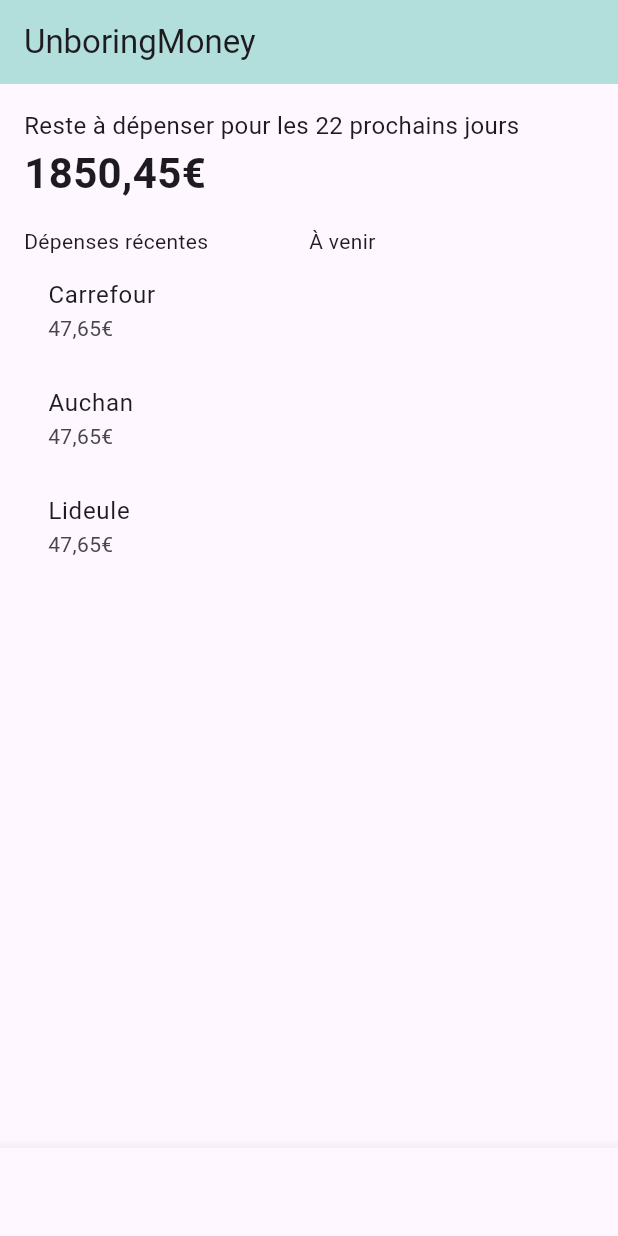
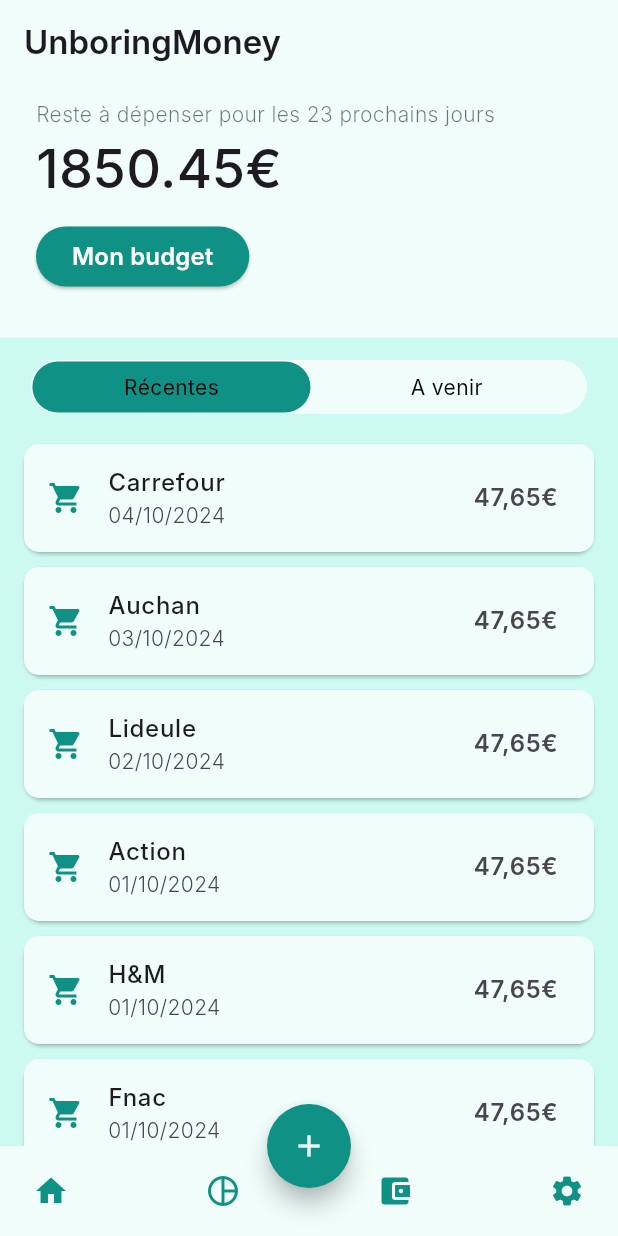
Before and after one commit to UnboringCompany/unboring_money, a Flutter app: the screen it shows after launch, on a phone screen of 412 x 824 dp. Run offline on Flutter 3.47's test engine with Material 3 defaults, Android fonts, the light colour scheme and no system bars; Roboto replaces fonts that are missing (Inter).

Commit message:
Refactor widget files and add new widgets
- Refactor the `FloatingAdd` widget to fix the button color and add a circle border.
- Create the `TransactionItem` widget to display transaction details in a card.
- Implement the `UnboringNavBar` widget for the bottom app bar navigation.
- Add the `TransactionList` widget to display a list of transactions with a toggle button for filtering.
- Create the `ToggleButton` widget for toggling between recent and upcoming transactions.

```diff
--- a/lib/main.dart
+++ b/lib/main.dart
@@ -1,126 +1,125 @@
 import 'package:flutter/material.dart';
-
 import 'add_depense.dart';
+import 'package:unboring_money/widgets/floating_add.dart';
+import 'package:unboring_money/widgets/navbar.dart';
+import 'package:unboring_money/widgets/transaction_list.dart';
 
 void main() {
-  runApp(UnboringMoneyApp());
+  runApp(const UnboringMoneyApp());
 }
 
 class UnboringMoneyApp extends StatelessWidget {
+  const UnboringMoneyApp({super.key});
+
   @override
   Widget build(BuildContext context) {
     return MaterialApp(
       title: 'UnboringMoney',
+      home: HomePage(),
       theme: ThemeData(
-        primarySwatch: Colors.teal,
+        primaryColor: const Color(0xFF109186),
+        fontFamily: 'Inter',
       ),
-      home: HomePage(), // Page principale
+      debugShowCheckedModeBanner: false,
     );
   }
 }
 
-// Page principale
 class HomePage extends StatefulWidget {
+  final double budgetRestant = 1850.45;
+
+  final List<Map<String, String>> transactions = [
+    {'name': 'Carrefour', 'date': '04/10/2024', 'amount': '47,65€'},
+    {'name': 'Auchan', 'date': '03/10/2024', 'amount': '47,65€'},
+    {'name': 'Lideule', 'date': '02/10/2024', 'amount': '47,65€'},
+    {'name': 'Action', 'date': '01/10/2024', 'amount': '47,65€'},
+    {'name': 'H&M', 'date': '01/10/2024', 'amount': '47,65€'},
+    {'name': 'Fnac', 'date': '01/10/2024', 'amount': '47,65€'},
+  ];
+
+  final List<Map<String, String>> upcommingTransactions = [
+    {'name': 'EDF', 'date': '15/10/2024', 'amount': '47,65€'},
+    {'name': 'Loyer', 'date': '15/10/2024', 'amount': '47,65€'},
+  ];
+
+  HomePage({super.key});
+
   @override
   _HomePageState createState() => _HomePageState();
+
 }
 
 class _HomePageState extends State<HomePage> {
-  int _selectedIndex = 0;
 
-  // Liste des widgets pour chaque écran de la barre de navigation
-  final List<Widget> _pages = [
-    MainScreen(),  // Ecran principal
-    Center(child: Text('Statistiques')), // Placeholder pour la section "Statistiques"
-    Center(child: Text('Compte')),       // Placeholder pour une autre section
-    Center(child: Text('Paramètres')),   // Placeholder pour les paramètres
-  ];
+  @override
+  Widget build(BuildContext context) {
+    return Scaffold(
+      backgroundColor: const Color(0xFFF0FDFA),
+      appBar: AppBar(
+      scrolledUnderElevation: 0.0,
+      title: const Text('UnboringMoney', style: TextStyle(fontWeight: FontWeight.w600)),
+      backgroundColor: const Color(0xFFF0FDFA),
+      elevation: 0,
+      ),
+      body: Column(
+        children: [
+          BudgetSection(budgetRestant: widget.budgetRestant),
+          const SizedBox(height: 20),
+          TransactionList(transactions: widget.transactions, upcomingTransactions: widget.upcommingTransactions),
+        ],
+      ),
+      floatingActionButton: FloatingAdd(
+        onPressed: () {},
+      ),
+      floatingActionButtonLocation: FloatingActionButtonLocation.centerDocked,
+      bottomNavigationBar: const UnboringNavBar(),
+    );
+  }
+}
 
-  void _onItemTapped(int index) {
-    if (index == 2) {
-      // Lorsqu'on clique sur le bouton Plus, on navigue vers la page d'ajout d'une dépense
-      Navigator.push(
-        context,
-        MaterialPageRoute(builder: (context) => AddExpensePage()),
-      );
-    } else {
-      // Sinon, on change simplement l'index de la page
-      setState(() {
-        _selectedIndex = index;
-      });
-    }
+// Section du budget
+class BudgetSection extends StatelessWidget {
+  final double budgetRestant;
+
+  const BudgetSection({super.key, required this.budgetRestant});
+
+  String get daysLeft {
+    final now = DateTime.now();
+    final endOfMonth = DateTime(now.year, now.month + 1, 0);
+    final daysLeft = endOfMonth.day - now.day;
+    return daysLeft.toString();
   }
 
   @override
   Widget build(BuildContext context) {
-    return Scaffold(
-      backgroundColor: Colors.teal[50],
-      body: _pages[_selectedIndex],
-      bottomNavigationBar: BottomNavigationBar(
-        backgroundColor: Colors.teal[100],
-        currentIndex: _selectedIndex,
-        onTap: _onItemTapped,
-        items: [
-          BottomNavigationBarItem(
-            icon: Icon(Icons.home),
-            label: '',
+    return Container(
+      width: double.infinity,
+      padding: const EdgeInsets.only(top: 10, left: 24, right: 10, bottom: 10),
+      child: Column(
+        crossAxisAlignment: CrossAxisAlignment.start,
+        children: [
+          Text(
+            'Reste à dépenser pour les $daysLeft prochains jours',
+            style: const TextStyle(fontSize: 14, color: Colors.black54, fontWeight: FontWeight.w300),
           ),
-          BottomNavigationBarItem(
-            icon: Icon(Icons.pie_chart_outline),
-            label: '',
+
+          Text(
+            '${budgetRestant.toStringAsFixed(2)}€',
+            style: const TextStyle(fontSize: 36, fontWeight: FontWeight.w500),
           ),
-          BottomNavigationBarItem(
-            icon: Icon(Icons.add_circle_outline), // Bouton Plus
-            label: '',
-          ),
-          BottomNavigationBarItem(
-            icon: Icon(Icons.settings),
-            label: '',
+          const SizedBox(height: 10),
+          ElevatedButton(
+            onPressed: () {},
+            style: ElevatedButton.styleFrom(
+              backgroundColor: const Color(0xFF109186),
+              shape: RoundedRectangleBorder(
+                borderRadius: BorderRadius.circular(20),
+              ),
+            ),
+            child: const Text('Mon budget', style: TextStyle(color: Colors.white, fontSize: 16, fontWeight: FontWeight.w600)),
           ),
         ],
       ),
     );
   }
 }
-
-// Écran principal simulé (là où tu as la liste des dépenses)
-class MainScreen extends StatelessWidget {
-  @override
-  Widget build(BuildContext context) {
-    return Scaffold(
-      appBar: AppBar(
-        backgroundColor: Colors.teal[100],
-        title: Text('UnboringMoney'),
-        elevation: 0,
-      ),
-      body: ListView(
-        padding: const EdgeInsets.all(16.0),
-        children: [
-          Text(
-            'Reste à dépenser pour les 22 prochains jours',
-            style: TextStyle(fontSize: 16),
-          ),
-          Text(
-            '1850,45€',
-            style: TextStyle(
-              fontSize: 28,
-              fontWeight: FontWeight.bold,
-            ),
-          ),
-          SizedBox(height: 16),
-          Row(
-            children: [
-              Expanded(child: Text('Dépenses récentes')),
-              Expanded(child: Text('À venir')),
-            ],
-          ),
-          // Exemples de dépenses (remplace par tes données)
-          ListTile(title: Text('Carrefour'), subtitle: Text('47,65€')),
-          ListTile(title: Text('Auchan'), subtitle: Text('47,65€')),
-          ListTile(title: Text('Lideule'), subtitle: Text('47,65€')),
-          // Ajoute d'autres widgets pour l'interface principale
-        ],
-      ),
-    );
-  }
-}
--- /dev/null
+++ b/lib/widgets/floating_add.dart
@@ -0,0 +1,17 @@
+import 'package:flutter/material.dart';
+
+class FloatingAdd extends StatelessWidget{
+
+  final VoidCallback onPressed;
+  const FloatingAdd({super.key, required this.onPressed});
+
+  @override
+  Widget build(BuildContext context) {
+    return FloatingActionButton(
+        onPressed: onPressed,
+        shape: const CircleBorder(),
+        backgroundColor: const Color(0xFF109186),
+        child: const Icon(Icons.add, color: Color(0xFFF0FDFA)),
+      );
+  }
+}
--- /dev/null
+++ b/lib/widgets/navbar.dart
@@ -0,0 +1,58 @@
+import 'package:flutter/material.dart';
+
+class UnboringNavBar extends StatelessWidget {
+  const UnboringNavBar({super.key});
+
+  @override
+  Widget build(BuildContext context) {
+    return BottomAppBar(
+        padding: const EdgeInsets.symmetric(horizontal: 10),
+        height: 60,
+        color: const Color(0xFFF0FDFA),
+        shape: const CircularNotchedRectangle(),
+        notchMargin: 5,
+        child: Row(
+          mainAxisSize: MainAxisSize.max,
+          mainAxisAlignment: MainAxisAlignment.spaceBetween,
+          children: <Widget>[
+            IconButton(
+              icon: const Icon(
+                Icons.home,
+                color: Color(0xFF109186),
+              ),
+              onPressed: () {
+                Navigator.pushNamed(context, '/');
+              },
+            ),
+            IconButton(
+              icon: const Icon(
+                Icons.pie_chart_outline,
+                color: Color(0xFF109186),
+              ),
+              onPressed: () {
+                Navigator.pushNamed(context, '/stats');
+              },
+            ),
+            IconButton(
+              icon: const Icon(
+                Icons.account_balance_wallet,
+                color: Color(0xFF109186),
+              ),
+              onPressed: () {
+                Navigator.pushNamed(context, '/wallet');
+              },
+            ),
+            IconButton(
+              icon: const Icon(
+                Icons.settings,
+                color: Color(0xFF109186),
+              ),
+              onPressed: () {
+                Navigator.pushNamed(context, '/settings');
+              },
+            ),
+          ],
+        ),
+      );
+  }
+}
--- /dev/null
+++ b/lib/widgets/toggle_button.dart
@@ -0,0 +1,145 @@
+import 'package:flutter/material.dart';
+
+class ToggleButton extends StatefulWidget {
+  final double width;
+  final double height;
+
+  final String leftDescription;
+  final String rightDescription;
+
+  final Color toggleColor;
+  final Color toggleBackgroundColor;
+  final Color toggleBorderColor;
+
+  final Color inactiveTextColor;
+  final Color activeTextColor;
+
+  final double _leftToggleAlign = -1;
+  final double _rightToggleAlign = 1;
+
+  final VoidCallback onLeftToggleActive;
+  final VoidCallback onRightToggleActive;
+
+  const ToggleButton(
+      {Key? key,
+      required this.width,
+      required this.height,
+      required this.toggleBackgroundColor,
+      required this.toggleBorderColor,
+      required this.toggleColor,
+      required this.activeTextColor,
+      required this.inactiveTextColor,
+      required this.leftDescription,
+      required this.rightDescription,
+      required this.onLeftToggleActive,
+      required this.onRightToggleActive})
+      : super(key: key);
+
+  @override
+  // ignore: library_private_types_in_public_api
+  _ToggleButtonState createState() => _ToggleButtonState();
+}
+
+class _ToggleButtonState extends State<ToggleButton> {
+  double _toggleXAlign = -1;
+
+  late Color _leftDescriptionColor;
+  late Color _rightDescriptionColor;
+
+  @override
+  void initState() {
+    super.initState();
+
+    _leftDescriptionColor = widget.activeTextColor;
+    _rightDescriptionColor = widget.inactiveTextColor;
+  }
+
+  @override
+  Widget build(BuildContext context) {
+    return Container(
+      width: widget.width,
+      height: widget.height,
+      decoration: BoxDecoration(
+        color: widget.toggleBackgroundColor,
+        borderRadius: const BorderRadius.all(
+          Radius.circular(50.0),
+        ),
+        border: Border.all(color: widget.toggleBorderColor),
+      ),
+      child: Stack(
+        children: [
+          AnimatedAlign(
+            alignment: Alignment(_toggleXAlign, 0),
+            duration: const Duration(milliseconds: 200),
+            child: Container(
+              width: widget.width * 0.5,
+              height: widget.height,
+              decoration: BoxDecoration(
+                color: widget.toggleColor,
+                borderRadius: const BorderRadius.all(
+                  Radius.circular(50.0),
+                ),
+              ),
+            ),
+          ),
+          GestureDetector(
+            onTap: () {
+              setState(
+                () {
+                  _toggleXAlign = widget._leftToggleAlign;
+
+                  _leftDescriptionColor = widget.activeTextColor;
+                  _rightDescriptionColor = widget.inactiveTextColor;
+                },
+              );
+
+              widget.onLeftToggleActive();
+            },
+            child: Align(
+              alignment: const Alignment(-1, 0),
+              child: Container(
+                width: widget.width * 0.5,
+                color: Colors.transparent,
+                alignment: Alignment.center,
+                child: Text(
+                  widget.leftDescription,
+                  style: TextStyle(
+                      color: _leftDescriptionColor,
+                      fontWeight: FontWeight.w400),
+                ),
+              ),
+            ),
+          ),
+          GestureDetector(
+            onTap: () {
+              setState(
+                () {
+                  _toggleXAlign = widget._rightToggleAlign;
+
+                  _leftDescriptionColor = widget.inactiveTextColor;
+                  _rightDescriptionColor = widget.activeTextColor;
+                },
+              );
+
+              widget.onRightToggleActive();
+            },
+            child: Align(
+              alignment: const Alignment(1, 0),
+              child: Container(
+                width: widget.width * 0.5,
+                color: Colors.transparent,
+                alignment: Alignment.center,
+                child: Text(
+                  widget.rightDescription,
+                  style: TextStyle(
+                      color: _rightDescriptionColor,
+                      fontWeight: FontWeight.w400),
+                ),
+              ),
+            ),
+          ),
+        ],
+      ),
+    );
+  }
+}
--- /dev/null
+++ b/lib/widgets/transaction_item.dart
@@ -0,0 +1,26 @@
+import 'package:flutter/material.dart';
+
+class TransactionItem extends StatelessWidget {
+  final String name;
+  final String date;
+  final String amount;
+
+  const TransactionItem({super.key, required this.name, required this.date, required this.amount});
+
+  @override
+  Widget build(BuildContext context) {
+    return Card(
+      margin: const EdgeInsets.symmetric(horizontal: 16, vertical: 5),
+      child: ListTile(
+        tileColor: const Color(0xFFF0FDFA),
+        shape: RoundedRectangleBorder(
+          borderRadius: BorderRadius.circular(10),
+        ),
+        leading: const Icon(Icons.shopping_cart, color: Color(0xFF109186)),
+        title: Text(name, style: const TextStyle(fontSize: 16, fontWeight: FontWeight.w500)),
+        subtitle: Text(date, style: const TextStyle(fontSize: 14, fontWeight: FontWeight.w300)),
+        trailing: Text(amount, style: const TextStyle(fontSize: 16, fontWeight: FontWeight.w600)),
+      ),
+    );
+  }
+}
--- /dev/null
+++ b/lib/widgets/transaction_list.dart
@@ -0,0 +1,73 @@
+import 'package:flutter/material.dart';
+import 'package:unboring_money/widgets/toggle_button.dart';
+import 'package:unboring_money/widgets/transaction_item.dart';
+
+class TransactionList extends StatefulWidget {
+  final List transactions;
+  final List upcomingTransactions;
+
+  const TransactionList({
+    super.key,
+    required this.transactions,
+    required this.upcomingTransactions,
+  });
+
+  @override
+  _TransactionListState createState() => _TransactionListState();
+}
+
+class _TransactionListState extends State<TransactionList> {
+  bool showUpcomingTransactions = false;
+
+  @override
+  Widget build(BuildContext context) {
+    List currentTransactions = showUpcomingTransactions
+        ? widget.upcomingTransactions
+        : widget.transactions;
+
+    return Expanded(
+      child: Container(
+        color: const Color(0xFFCDFAF0),
+        child: Column(
+          children: [
+            const SizedBox(height: 15),
+            ToggleButton(
+              width: MediaQuery.of(context).size.width * 0.9,
+              height: 36,
+              toggleBackgroundColor: const Color(0xFFF0FDFA),
+              toggleBorderColor: Colors.transparent,
+              toggleColor: const Color(0xFF109186),
+              activeTextColor: Colors.black,
+              inactiveTextColor: Colors.black,
+              leftDescription: "Récentes",
+              rightDescription: "A venir",
+              onLeftToggleActive: () {
+                setState(() {
+                  showUpcomingTransactions = false;
+                });
+              },
+              onRightToggleActive: () {
+                setState(() {
+                  showUpcomingTransactions = true;
+                });
+              },
+            ),
+            const SizedBox(height: 15),
+            Expanded(
+              child: ListView.builder(
+                itemCount: currentTransactions.length,
+                itemBuilder: (context, index) {
+                  return TransactionItem(
+                    name: currentTransactions[index]['name']!,
+                    date: currentTransactions[index]['date']!,
+                    amount: currentTransactions[index]['amount']!,
+                  );
+                },
+              ),
+            ),
+          ],
+        ),
+      ),
+    );
+  }
+}
```
